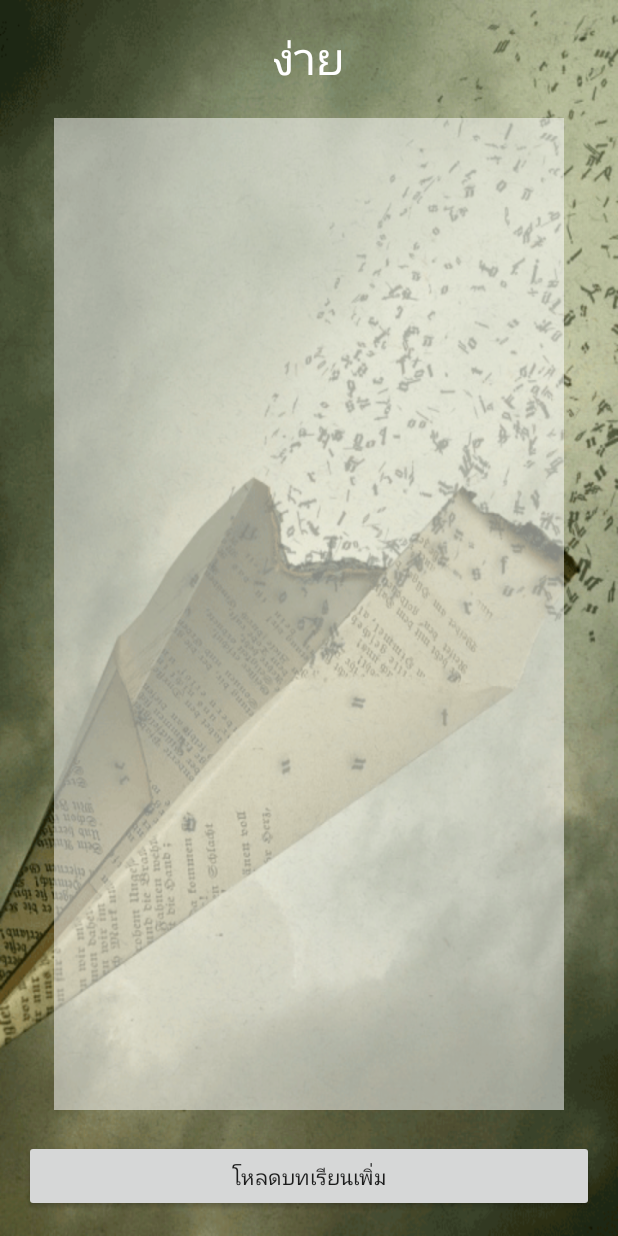
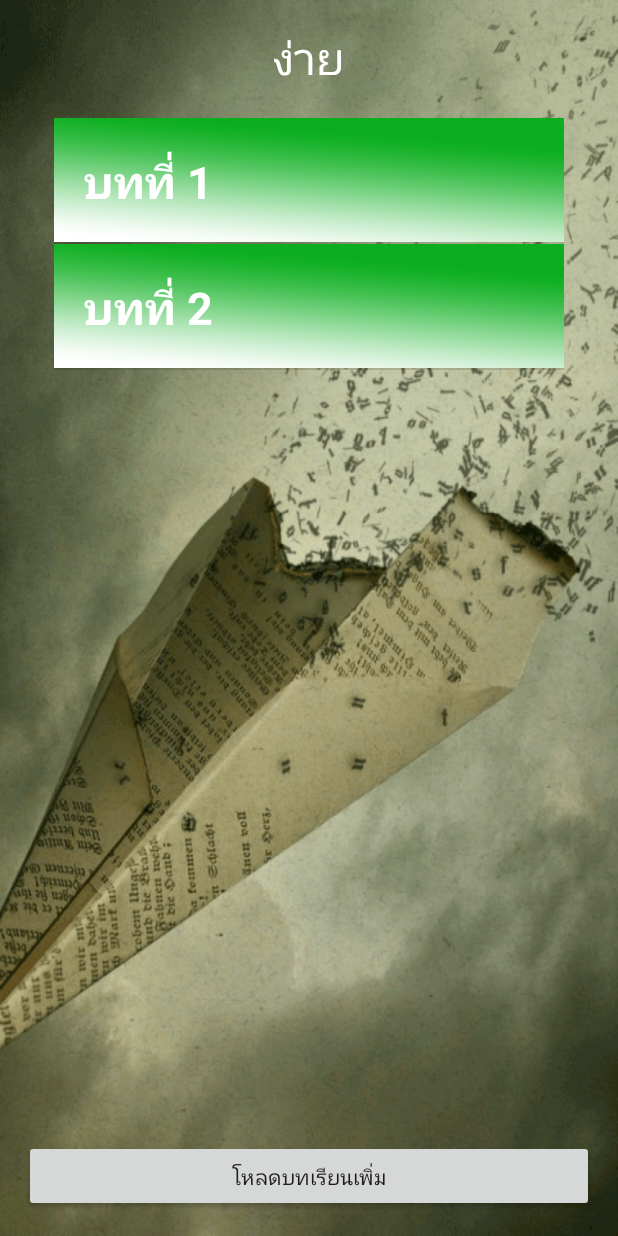
Before and after one commit to masterUNG/China-Learning, an Android app: the Hub12Unit screen opened directly, with no data from a screen before it, on a phone screen of 412 x 824 dp. Run offline under Robolectric (Android 15) with nearby library versions, the phone set to English and light mode, and no system bars.

Commit message:
ListView at Hub12 finish

```diff
--- a/app/src/main/java/appewtc/masterung/chinalearning/Hub12Unit.java
+++ b/app/src/main/java/appewtc/masterung/chinalearning/Hub12Unit.java
@@ -25,7 +25,19 @@ public class Hub12Unit extends AppCompatActivity {
         //Show View
         showView();
 
+        //Create ListView
+        createListView();
+
     }   // Main Method
+
+    private void createListView() {
+
+        String[] titleStrings = {"บทที่ 1", "บทที่ 2"};
+
+        MyAdapter myAdapter = new MyAdapter(Hub12Unit.this, titleStrings);
+        unit12ListView.setAdapter(myAdapter);
+
+    }   // createListView
 
     private void showView() {
         userChooseString = getIntent().getStringExtra("userChoose");
--- /dev/null
+++ b/app/src/main/java/appewtc/masterung/chinalearning/MyAdapter.java
@@ -0,0 +1,50 @@
+package appewtc.masterung.chinalearning;
+
+import android.content.Context;
+import android.view.LayoutInflater;
+import android.view.View;
+import android.view.ViewGroup;
+import android.widget.BaseAdapter;
+import android.widget.TextView;
+
+/**
+ * Created by masterUNG on 3/3/16 AD.
+ */
+public class MyAdapter extends BaseAdapter{
+
+    //Explicit
+    private Context context;
+    private String[] titleStrings;
+
+    public MyAdapter(Context context, String[] titleStrings) {
+        this.context = context;
+        this.titleStrings = titleStrings;
+    }
+
+    @Override
+    public int getCount() {
+        return titleStrings.length;
+    }
+
+    @Override
+    public Object getItem(int i) {
+        return null;
+    }
+
+    @Override
+    public long getItemId(int i) {
+        return 0;
+    }
+
+    @Override
+    public View getView(int i, View view, ViewGroup viewGroup) {
+
+        LayoutInflater layoutInflater = (LayoutInflater) context.getSystemService(Context.LAYOUT_INFLATER_SERVICE);
+        View view1 = layoutInflater.inflate(R.layout.my_listview, viewGroup, false);
+
+        TextView titleTextView = (TextView) view1.findViewById(R.id.textView3);
+        titleTextView.setText(titleStrings[i]);
+
+        return view1;
+    }
+}   // Main Class
--- a/app/src/main/res/layout/activity_hub12_unit.xml
+++ b/app/src/main/res/layout/activity_hub12_unit.xml
@@ -32,6 +32,5 @@
         android:id="@+id/listView"
         android:layout_below="@+id/textView2"
         android:layout_above="@+id/button4"
-        android:layout_margin="20dp"
-        android:background="#82ffffff" />
+        android:layout_margin="20dp" />
 </RelativeLayout>
--- /dev/null
+++ b/app/src/main/res/layout/my_listview.xml
@@ -0,0 +1,16 @@
+<?xml version="1.0" encoding="utf-8"?>
+<LinearLayout xmlns:android="http://schemas.android.com/apk/res/android"
+    android:orientation="vertical" android:layout_width="match_parent"
+    android:layout_height="wrap_content"
+    android:background="@drawable/my_bg_listview">
+
+    <TextView
+        android:layout_width="wrap_content"
+        android:layout_height="wrap_content"
+        android:text="New Text"
+        android:id="@+id/textView3"
+        android:textSize="@dimen/h1"
+        android:textStyle="bold"
+        android:textColor="@color/text"
+        android:layout_margin="20dp" />
+</LinearLayout>
```
Also changed, not shown: app/src/main/res/drawable/bg_listview_gr_wh.png (added), app/src/main/res/drawable/my_bg_listview.png (added).
